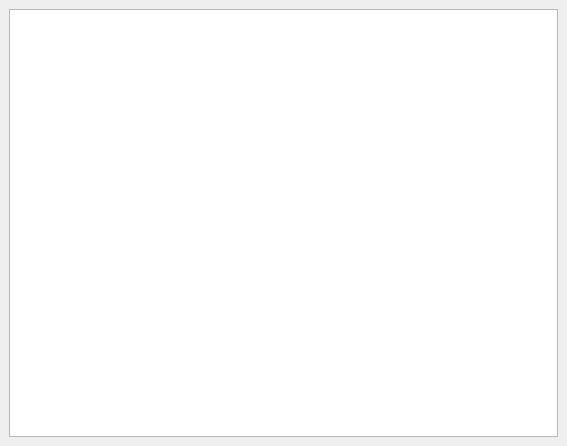
benediktibk/bomberman, file main/gui/mainwindow.ui: the form before one commit.
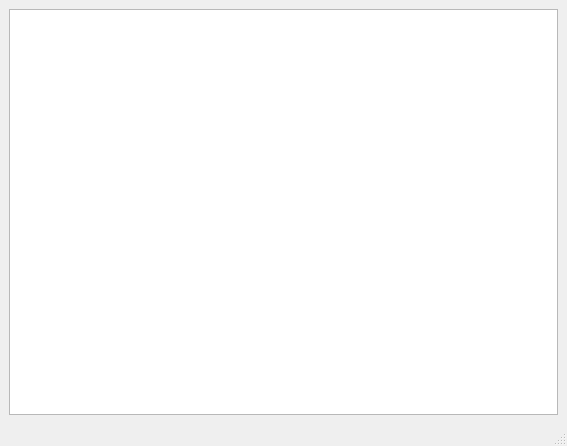
The form after the commit.

Commit message: added status bar with fps output

```diff
--- a/main/gui/mainwindow.ui
+++ b/main/gui/mainwindow.ui
@@ -15,7 +15,7 @@
   </property>
   <widget class="QWidget" name="centralwidget">
    <layout class="QGridLayout" name="gridLayout">
-    <item row="0" column="0">
+    <item row="1" column="0">
      <widget class="QGraphicsView" name="graphicsView">
       <property name="focusPolicy">
        <enum>Qt::NoFocus</enum>
@@ -27,6 +27,7 @@
     </item>
    </layout>
   </widget>
+  <widget class="QStatusBar" name="statusBar"/>
  </widget>
  <resources/>
  <connections/>
```
The commit also changes 1 other file.
